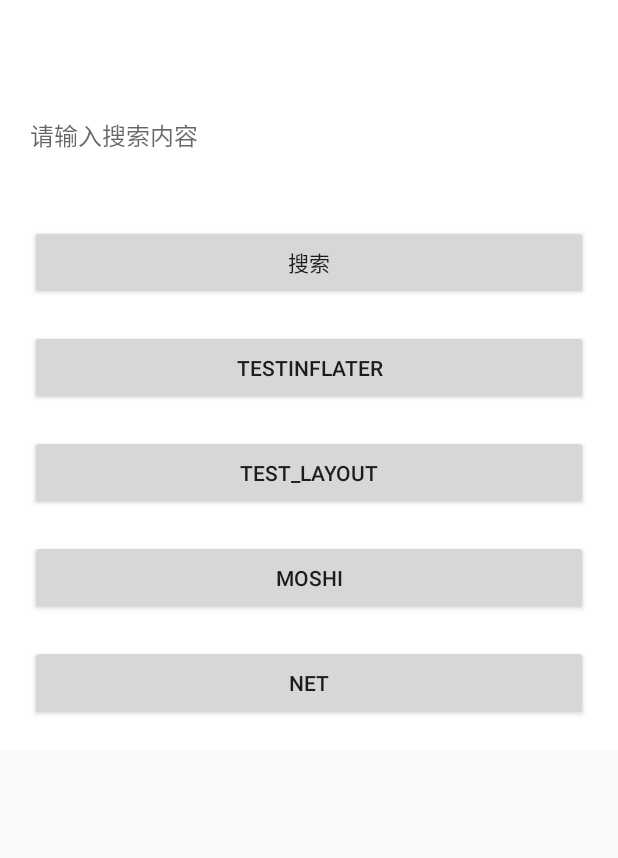
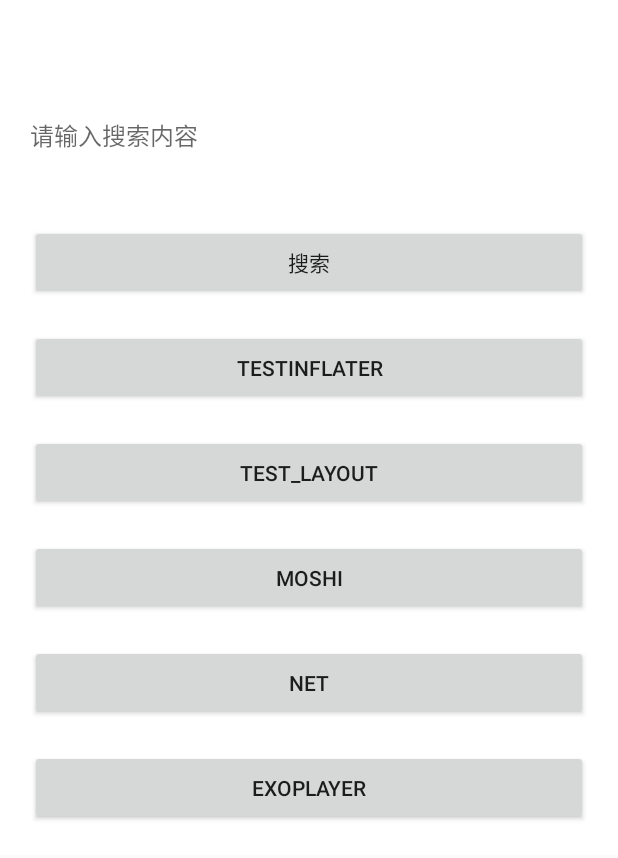
Before and after one commit to wgllss/MyKotlin, an Android app: the screen it shows after launch (HomeActivity), on a phone screen of 412 x 824 dp. Shown: the top 858 px of the screen. Run offline under Robolectric (Android 15) with nearby library versions, the phone set to English and light mode, and no system bars; our stand-ins replace Dagger/Hilt's generated code, data binding.

Commit message:
exoplayer 视频播放

```diff
--- a/app/build.gradle
+++ b/app/build.gradle
@@ -93,4 +93,6 @@ dependencies {
 
     implementation 'androidx.activity:activity-ktx:1.3.0-rc01'
     implementation 'androidx.fragment:fragment-ktx:1.4.0-alpha04'
+
+    implementation 'com.google.android.exoplayer:exoplayer:2.8.1'
 }
--- a/app/src/main/java/com/example/myapplication/ui/main/activity/HomeActivity.kt
+++ b/app/src/main/java/com/example/myapplication/ui/main/activity/HomeActivity.kt
@@ -49,6 +49,9 @@ class HomeActivity : BaseMvvmActivity<HomeViewModel, ActivityHomeBinding>(), Vie
             R.id.net -> {
                 startActivity(Intent(this, TestNetActivity::class.java))
             }
+            R.id.exoPlayer -> {
+                startActivity(Intent(this, ExoplayerActivity::class.java))
+            }
         }
     }
 }
--- a/app/src/main/res/layout/activity_home.xml
+++ b/app/src/main/res/layout/activity_home.xml
@@ -78,6 +78,14 @@
                 android:onClick="@{activity::onClick}"
                 android:text="net" />
 
+            <androidx.appcompat.widget.AppCompatButton
+                android:id="@+id/exoPlayer"
+                android:layout_width="match_parent"
+                android:layout_height="@dimen/common_ui_size_50"
+                android:layout_marginTop="@dimen/common_ui_font_size_20"
+                android:onClick="@{activity::onClick}"
+                android:text="exoPlayer" />
+
         </LinearLayout>
     </androidx.core.widget.NestedScrollView>
 </layout>
```
Also changed, not shown: app/src/main/AndroidManifest.xml (+5 -2 lines), app/src/main/java/com/example/myapplication/ui/main/activity/ExoplayerActivity.kt (added, +51 -0 lines), app/src/main/res/layout/activity_exoplayer.xml (added, +15 -0 lines).
